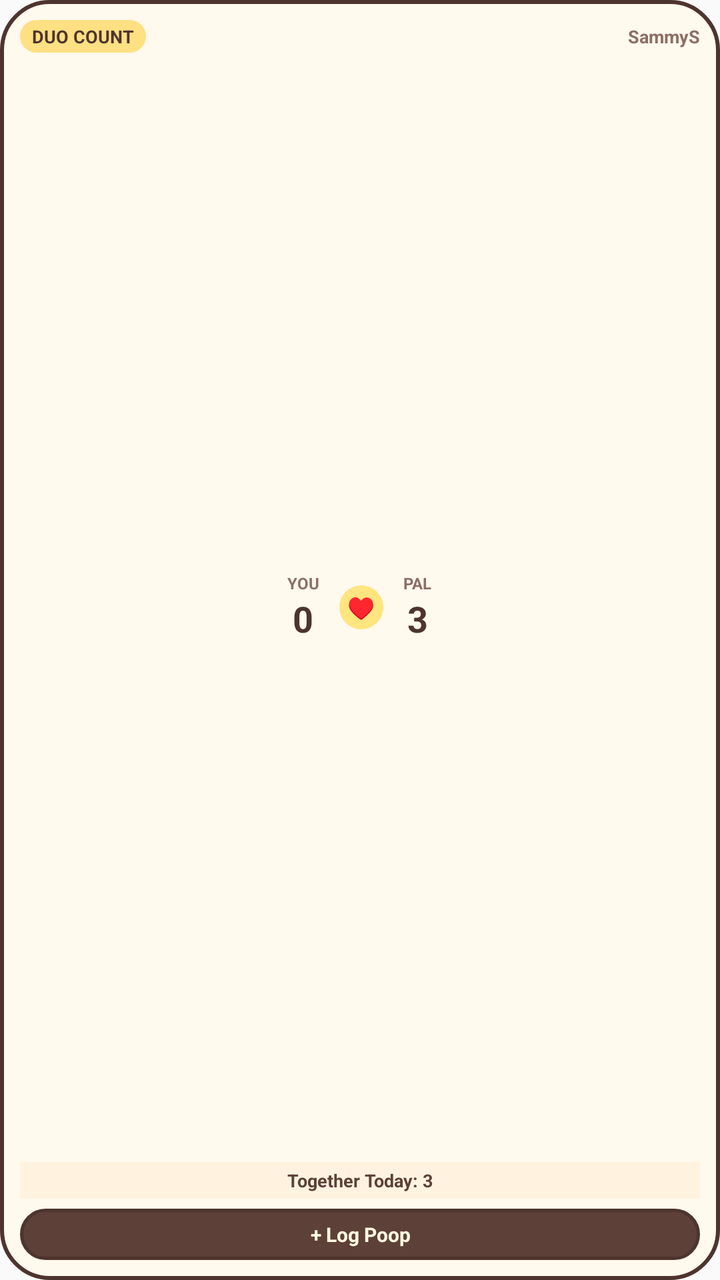
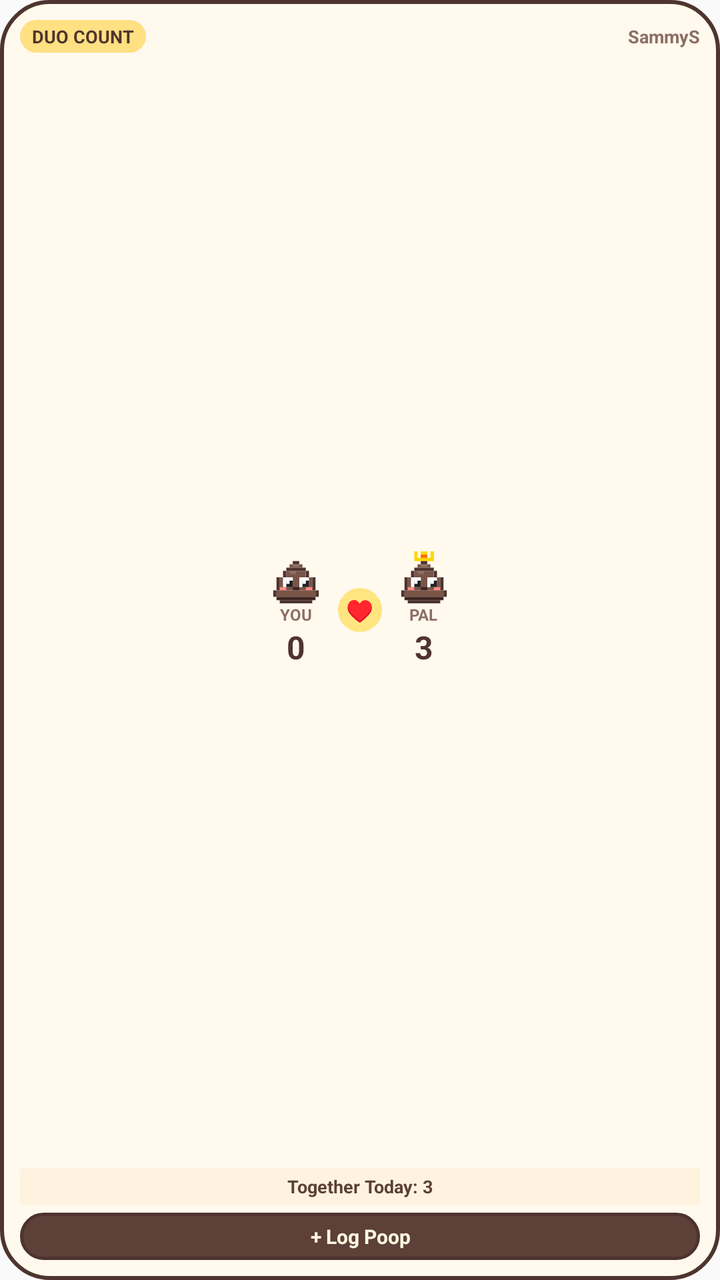

Two renders of the same Android screen: before a commit and after it. Below are the layout's source before the change and the commit's diff.
<!-- AndroidManifest.xml: application theme AppTheme -->
<!-- res/layout/pooppal_widget_2x2.xml -->
<?xml version="1.0" encoding="utf-8"?>
<LinearLayout xmlns:android="http://schemas.android.com/apk/res/android"
    android:id="@+id/widget_compact_container"
    android:layout_width="match_parent"
    android:layout_height="match_parent"
    android:background="@drawable/widget_bg"
    android:orientation="vertical"
    android:padding="10dp">

    
    <LinearLayout
        android:layout_width="match_parent"
        android:layout_height="wrap_content"
        android:gravity="center_vertical"
        android:orientation="horizontal">

        <TextView
            android:layout_width="wrap_content"
            android:layout_height="wrap_content"
            android:background="@drawable/widget_badge_bg"
            android:paddingStart="6dp"
            android:paddingTop="2dp"
            android:paddingEnd="6dp"
            android:paddingBottom="2dp"
            android:text="DUO COUNT"
            android:textColor="#4E342E"
            android:textSize="9sp"
            android:textStyle="bold" />

        <TextView
            android:id="@+id/widget_compact_partner_name"
            android:layout_width="0dp"
            android:layout_height="wrap_content"
            android:layout_weight="1"
            android:gravity="end"
            android:text="SammyS"
            android:textColor="#8D6E63"
            android:textSize="9sp"
            android:textStyle="bold" />
    </LinearLayout>

    
    <LinearLayout
        android:layout_width="match_parent"
        android:layout_height="0dp"
        android:layout_weight="1"
        android:gravity="center"
        android:orientation="horizontal">

        <LinearLayout
            android:layout_width="wrap_content"
            android:layout_height="wrap_content"
            android:gravity="center"
            android:orientation="vertical">

            <TextView
                android:layout_width="wrap_content"
                android:layout_height="wrap_content"
                android:text="YOU"
                android:textColor="#8D6E63"
                android:textSize="8sp"
                android:textStyle="bold" />

            <TextView
                android:id="@+id/widget_compact_user_count"
                android:layout_width="wrap_content"
                android:layout_height="wrap_content"
                android:text="0"
                android:textColor="#4E342E"
                android:textSize="18sp"
                android:textStyle="bold" />
        </LinearLayout>

        <FrameLayout
            android:layout_width="22dp"
            android:layout_height="22dp"
            android:layout_marginStart="10dp"
            android:layout_marginEnd="10dp"
            android:background="@drawable/widget_circle_gold">

            <TextView
                android:layout_width="wrap_content"
                android:layout_height="wrap_content"
                android:layout_gravity="center"
                android:text="♥"
                android:textColor="#D97706"
                android:textSize="11sp" />
        </FrameLayout>

        <LinearLayout
            android:layout_width="wrap_content"
            android:layout_height="wrap_content"
            android:gravity="center"
            android:orientation="vertical">

            <TextView
                android:layout_width="wrap_content"
                android:layout_height="wrap_content"
                android:text="PAL"
                android:textColor="#8D6E63"
                android:textSize="8sp"
                android:textStyle="bold" />

            <TextView
                android:id="@+id/widget_compact_partner_count"
                android:layout_width="wrap_content"
                android:layout_height="wrap_content"
                android:text="3"
                android:textColor="#4E342E"
                android:textSize="18sp"
                android:textStyle="bold" />
        </LinearLayout>
    </LinearLayout>

    
    <TextView
        android:id="@+id/widget_compact_together_text"
        android:layout_width="match_parent"
        android:layout_height="wrap_content"
        android:background="#FFF3E0"
        android:gravity="center"
        android:padding="3dp"
        android:text="Together Today: 3"
        android:textColor="#5D4037"
        android:textSize="9sp"
        android:textStyle="bold" />

    
    <TextView
        android:id="@+id/widget_compact_action"
        android:layout_width="match_parent"
        android:layout_height="wrap_content"
        android:layout_marginTop="5dp"
        android:background="@drawable/widget_button_bg"
        android:gravity="center"
        android:padding="6dp"
        android:text="+ Log Poop"
        android:textColor="#FFF8E1"
        android:textSize="10sp"
        android:textStyle="bold" />

</LinearLayout>
<!-- resources referenced by this layout -->
<resources>
  <!-- unchanged entries left out for length: 5 -->
</resources>

<!-- the commit's change to res/layout/pooppal_widget_2x2.xml (unified diff, before → after) -->
@@ -47,11 +47,18 @@
         android:gravity="center"
         android:orientation="horizontal">
 
+        
         <LinearLayout
             android:layout_width="wrap_content"
             android:layout_height="wrap_content"
             android:gravity="center"
             android:orientation="vertical">
+
+            <ImageView
+                android:layout_width="26dp"
+                android:layout_height="26dp"
+                android:contentDescription="You"
+                android:src="@drawable/mascot_buddy" />
 
             <TextView
                 android:layout_width="wrap_content"
@@ -67,15 +74,16 @@
                 android:layout_height="wrap_content"
                 android:text="0"
                 android:textColor="#4E342E"
-                android:textSize="18sp"
+                android:textSize="16sp"
                 android:textStyle="bold" />
         </LinearLayout>
 
+        
         <FrameLayout
             android:layout_width="22dp"
             android:layout_height="22dp"
-            android:layout_marginStart="10dp"
-            android:layout_marginEnd="10dp"
+            android:layout_marginStart="8dp"
+            android:layout_marginEnd="8dp"
             android:background="@drawable/widget_circle_gold">
 
             <TextView
@@ -87,11 +95,18 @@
                 android:textSize="11sp" />
         </FrameLayout>
 
+        
         <LinearLayout
             android:layout_width="wrap_content"
             android:layout_height="wrap_content"
             android:gravity="center"
             android:orientation="vertical">
+
+            <ImageView
+                android:layout_width="26dp"
+                android:layout_height="26dp"
+                android:contentDescription="Partner"
+                android:src="@drawable/mascot_partner_crown" />
 
             <TextView
                 android:layout_width="wrap_content"
@@ -107,7 +122,7 @@
                 android:layout_height="wrap_content"
                 android:text="3"
                 android:textColor="#4E342E"
-                android:textSize="18sp"
+                android:textSize="16sp"
                 android:textStyle="bold" />
         </LinearLayout>
     </LinearLayout>
@@ -130,10 +145,10 @@
         android:id="@+id/widget_compact_action"
         android:layout_width="match_parent"
         android:layout_height="wrap_content"
-        android:layout_marginTop="5dp"
+        android:layout_marginTop="4dp"
         android:background="@drawable/widget_button_bg"
         android:gravity="center"
-        android:padding="6dp"
+        android:padding="5dp"
         android:text="+ Log Poop"
         android:textColor="#FFF8E1"
         android:textSize="10sp"
<!-- resource entries referenced after the edit -->
@@ -1,5 +1,83 @@
 <!-- resources referenced by this layout -->
 <resources>
+  <!-- drawable mascot_buddy (drawable) -->
+  <vector xmlns:android="http://schemas.android.com/apk/res/android"
+      android:width="48dp"
+      android:height="48dp"
+      android:viewportWidth="16"
+      android:viewportHeight="16">
+  
+      
+      <path android:fillColor="#4E342E" android:pathData="M7,3 h2 v1 h-2 z" />
+      <path android:fillColor="#795548" android:pathData="M6,4 h4 v1 h-4 z" />
+      <path android:fillColor="#8D6E63" android:pathData="M7,4 h2 v1 h-2 z" />
+  
+      
+      <path android:fillColor="#4E342E" android:pathData="M5,5 h6 v1 h-6 z M4,6 h1 v2 h-1 z M11,6 h1 v2 h-1 z" />
+      <path android:fillColor="#795548" android:pathData="M5,6 h6 v2 h-6 z" />
+      <path android:fillColor="#8D6E63" android:pathData="M6,6 h2 v1 h-2 z" />
+  
+      
+      <path android:fillColor="#795548" android:pathData="M3,8 h10 v4 h-10 z" />
+      <path android:fillColor="#4E342E" android:pathData="M2,8 h1 v4 h-1 z M13,8 h1 v4 h-1 z" />
+      <path android:fillColor="#8D6E63" android:pathData="M4,8 h3 v1 h-3 z" />
+  
+      
+      <path android:fillColor="#FFFFFF" android:pathData="M4,8 h3 v3 h-3 z M9,8 h3 v3 h-3 z" />
+      <path android:fillColor="#212121" android:pathData="M5,9 h2 v2 h-2 z M10,9 h2 v2 h-2 z" />
+      <path android:fillColor="#FFFFFF" android:pathData="M5,9 h1 v1 h-1 z M10,9 h1 v1 h-1 z" />
+  
+      
+      <path android:fillColor="#FF8A80" android:pathData="M3,11 h2 v1 h-2 z M11,11 h2 v1 h-2 z" />
+      <path android:fillColor="#3E2723" android:pathData="M7,11 h2 v1 h-2 z" />
+  
+      
+      <path android:fillColor="#795548" android:pathData="M2,12 h12 v2 h-12 z" />
+      <path android:fillColor="#4E342E" android:pathData="M1,12 h1 v2 h-1 z M14,12 h1 v2 h-1 z" />
+      <path android:fillColor="#3E2723" android:pathData="M2,14 h12 v1 h-12 z" />
+      <path android:fillColor="#4E342E" android:pathData="M3,15 h10 v1 h-10 z" />
+  </vector>
+  <!-- drawable mascot_partner_crown (drawable) -->
+  <vector xmlns:android="http://schemas.android.com/apk/res/android"
+      android:width="48dp"
+      android:height="48dp"
+      android:viewportWidth="16"
+      android:viewportHeight="16">
+  
+      
+      <path android:fillColor="#FFD700" android:pathData="M5,0 h1 v2 h-1 z M7,0 h2 v2 h-2 z M10,0 h1 v2 h-1 z M5,2 h6 v1 h-6 z" />
+      <path android:fillColor="#FF6D00" android:pathData="M7,1 h2 v1 h-2 z" />
+  
+      
+      <path android:fillColor="#4E342E" android:pathData="M7,3 h2 v1 h-2 z" />
+      <path android:fillColor="#795548" android:pathData="M6,4 h4 v1 h-4 z" />
+      <path android:fillColor="#8D6E63" android:pathData="M7,4 h2 v1 h-2 z" />
+  
+      
+      <path android:fillColor="#4E342E" android:pathData="M5,5 h6 v1 h-6 z M4,6 h1 v2 h-1 z M11,6 h1 v2 h-1 z" />
+      <path android:fillColor="#795548" android:pathData="M5,6 h6 v2 h-6 z" />
+      <path android:fillColor="#8D6E63" android:pathData="M6,6 h2 v1 h-2 z" />
+  
+      
+      <path android:fillColor="#795548" android:pathData="M3,8 h10 v4 h-10 z" />
+      <path android:fillColor="#4E342E" android:pathData="M2,8 h1 v4 h-1 z M13,8 h1 v4 h-1 z" />
+      <path android:fillColor="#8D6E63" android:pathData="M4,8 h3 v1 h-3 z" />
+  
+      
+      <path android:fillColor="#FFFFFF" android:pathData="M4,8 h3 v3 h-3 z M9,8 h3 v3 h-3 z" />
+      <path android:fillColor="#212121" android:pathData="M5,9 h2 v2 h-2 z M10,9 h2 v2 h-2 z" />
+      <path android:fillColor="#FFFFFF" android:pathData="M5,9 h1 v1 h-1 z M10,9 h1 v1 h-1 z" />
+  
+      
+      <path android:fillColor="#FF8A80" android:pathData="M3,11 h2 v1 h-2 z M11,11 h2 v1 h-2 z" />
+      <path android:fillColor="#3E2723" android:pathData="M7,11 h2 v1 h-2 z" />
+  
+      
+      <path android:fillColor="#795548" android:pathData="M2,12 h12 v2 h-12 z" />
+      <path android:fillColor="#4E342E" android:pathData="M1,12 h1 v2 h-1 z M14,12 h1 v2 h-1 z" />
+      <path android:fillColor="#3E2723" android:pathData="M2,14 h12 v1 h-12 z" />
+      <path android:fillColor="#4E342E" android:pathData="M3,15 h10 v1 h-10 z" />
+  </vector>
   <!-- unchanged entries left out for length: 5 -->
 </resources>
 
